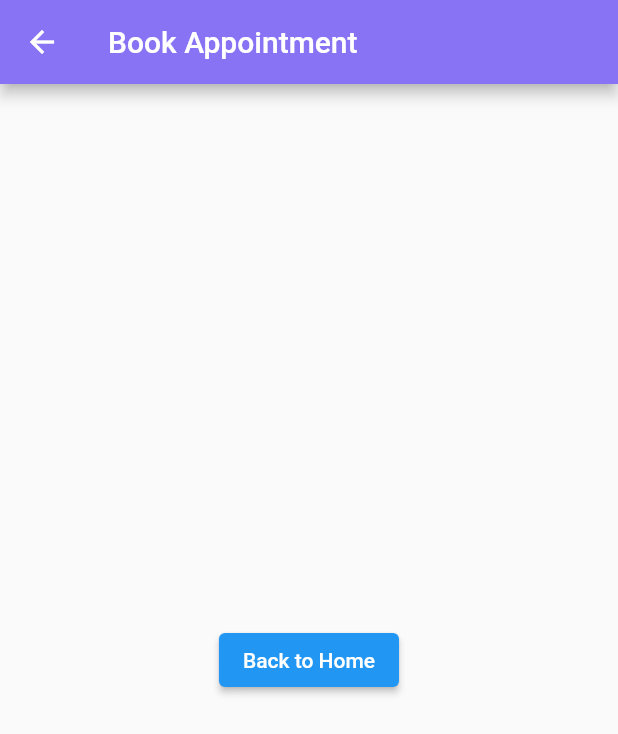
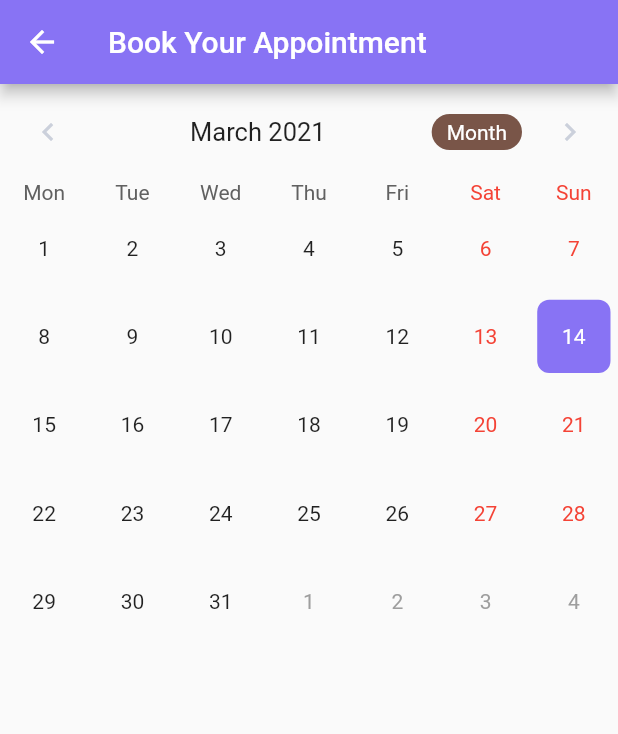
Before and after one commit to ojas1901/MIP_Sem6, a Flutter app: the AppointmentPage screen opened by its route, on a phone screen of 412 x 824 dp. Shown: the top 734 px of the screen. Run offline on Flutter 3.47's test engine with Material 2 defaults, Android fonts, the phone set to English and light mode, and no system bars; drawn by our look-alikes of table_calendar.

Commit message:
Calendar Added

```diff
--- a/lib/src/config/route.dart
+++ b/lib/src/config/route.dart
@@ -11,6 +11,8 @@ class Routes {
       '/': (_) => SplashPage(),
       '/HomePage': (_) => HomePage(),
       '/Appointment':(_) => AppointmentPage(),
+     // '/SearchDoctor':(_) => AppointmentPage(),
+
     };
   }
 
--- a/lib/src/pages/AppointmentPage.dart
+++ b/lib/src/pages/AppointmentPage.dart
@@ -1,18 +1,93 @@
+
 import 'package:flutter/material.dart';
-class AppointmentPage extends StatelessWidget {
+import 'package:table_calendar/table_calendar.dart';
+
+void main() => runApp(MyApp());
+
+class MyApp extends StatelessWidget {
+  @override
+  Widget build(BuildContext context) {
+    return MaterialApp(
+      theme: ThemeData(
+        primarySwatch: Colors.green,
+      ),
+      home: AppointmentPage(),
+    );
+  }
+}
+
+class AppointmentPage extends StatefulWidget {
+  @override
+  _AppointmentPageState createState() => _AppointmentPageState();
+}
+
+class _AppointmentPageState extends State<AppointmentPage> {
+  CalendarController _controller;
+
+  @override
+  void initState() {
+    super.initState();
+    _controller = CalendarController();
+  }
+
   @override
   Widget build(BuildContext context) {
     return Scaffold(
       appBar: AppBar(
-        title: Text('Book Appointment'),
+        title: Text('Book Your Appointment'),
       ),
-      body: Center(
-        child: ElevatedButton(
-          child: Text('Back to Home'),
-          onPressed: () {
-            // Navigate to the second screen using a named route.
-            Navigator.pushNamed(context, '/HomePage');
-          },
+      body: SingleChildScrollView(
+        child: Column(
+          crossAxisAlignment: CrossAxisAlignment.start,
+          children: <Widget>[
+            TableCalendar(
+              initialCalendarFormat: CalendarFormat.month,
+              calendarStyle: CalendarStyle(
+                  todayColor: Colors.blue,
+                  selectedColor: Theme.of(context).primaryColor,
+                  todayStyle: TextStyle(
+                      fontWeight: FontWeight.bold,
+                      fontSize: 22.0,
+                      color: Colors.white)
+              ),
+              headerStyle: HeaderStyle(
+                centerHeaderTitle: true,
+                formatButtonDecoration: BoxDecoration(
+                  color: Colors.brown,
+                  borderRadius: BorderRadius.circular(22.0),
+                ),
+                formatButtonTextStyle: TextStyle(color: Colors.white),
+                formatButtonShowsNext: false,
+              ),
+              startingDayOfWeek: StartingDayOfWeek.monday,
+              onDaySelected: (date, events,_) {
+                print(date.toUtc());
+              },
+              builders: CalendarBuilders(
+                selectedDayBuilder: (context, date, events) => Container(
+                    margin: const EdgeInsets.all(5.0),
+                    alignment: Alignment.center,
+                    decoration: BoxDecoration(
+                        color: Theme.of(context).primaryColor,
+                        borderRadius: BorderRadius.circular(8.0)),
+                    child: Text(
+                      date.day.toString(),
+                      style: TextStyle(color: Colors.white),
+                    )),
+                todayDayBuilder: (context, date, events) => Container(
+                    margin: const EdgeInsets.all(5.0),
+                    alignment: Alignment.center,
+                    decoration: BoxDecoration(
+                        color: Colors.blue,
+                        borderRadius: BorderRadius.circular(8.0)),
+                    child: Text(
+                      date.day.toString(),
+                      style: TextStyle(color: Colors.white),
+                    )),
+              ),
+              calendarController: _controller,
+            )
+          ],
         ),
       ),
     );
--- a/lib/src/pages/home_page.dart
+++ b/lib/src/pages/home_page.dart
@@ -119,13 +119,14 @@ class _HomePageState extends State<HomePage> {
             children: <Widget>[
               _categoryCard("Get Help From Our Chatbot", "",
                   color: LightColor.green, lightColor: LightColor.lightGreen),
-              _categoryCard( "View Appointments","",
+              _categoryCard("View Appointments","",
                   color: LightColor.skyBlue, lightColor: LightColor.lightBlue),
               _categoryCard("Schedule a New Appointment", "",
                   color: LightColor.orange, lightColor: LightColor.lightOrange),
               _categoryCard("Profile&Settings","",
                   color: LightColor.green, lightColor: LightColor.lightGreen),
             ],
+
           ),
         ),
       ],
@@ -133,6 +134,7 @@ class _HomePageState extends State<HomePage> {
   }
 
   Widget _categoryCard(String title, String subtitle,{Color color, Color lightColor}) {
+
      TextStyle titleStyle = TextStyles.title.bold.white;
      TextStyle subtitleStyle = TextStyles.body.bold.white;
      if(AppTheme.fullWidth(context) < 392){
--- a/pubspec.yaml
+++ b/pubspec.yaml
@@ -14,12 +14,13 @@ description: A new Flutter project.
 version: 1.0.0+1
 
 environment:
-  sdk: ">=2.6.0 <3.0.0"
+  sdk: ">=2.10.0 <3.0.0"
 
 dependencies:
   get_it:
   flutter:
     sdk: flutter
+  table_calendar: ^2.1.0
 
   # The following adds the Cupertino Icons font to your application.
   # Use with the CupertinoIcons class for iOS style icons.
```
Also changed, not shown: pubspec.lock.
